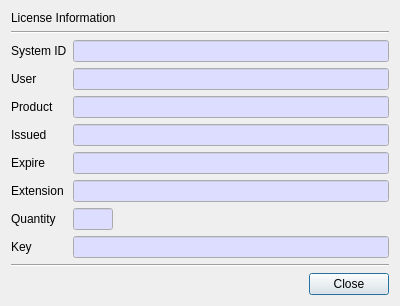
jykim74/CCMan, file CCMan/lcn_info_dlg.ui: the form before one commit.
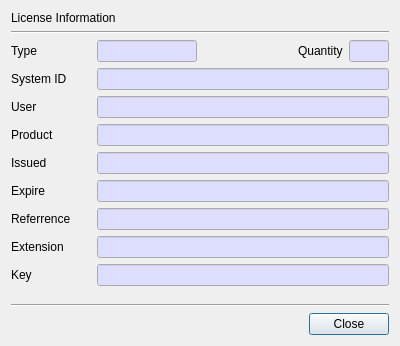
The form after the commit.

```diff
--- a/CCMan/lcn_info_dlg.ui
+++ b/CCMan/lcn_info_dlg.ui
@@ -7,7 +7,7 @@
     <x>0</x>
     <y>0</y>
     <width>400</width>
-    <height>300</height>
+    <height>346</height>
    </rect>
   </property>
   <property name="windowTitle">
@@ -28,77 +28,170 @@
      </property>
     </widget>
    </item>
+   <item>
+    <layout class="QGridLayout" name="gridLayout_3">
+     <property name="topMargin">
+      <number>0</number>
+     </property>
+     <item row="0" column="3">
+      <widget class="QLabel" name="label_9">
+       <property name="text">
+        <string>Quantity</string>
+       </property>
+      </widget>
+     </item>
+     <item row="0" column="1">
+      <widget class="QLineEdit" name="mTypeText">
+       <property name="minimumSize">
+        <size>
+         <width>100</width>
+         <height>0</height>
+        </size>
+       </property>
+       <property name="maximumSize">
+        <size>
+         <width>100</width>
+         <height>16777215</height>
+        </size>
+       </property>
+       <property name="palette">
+        <palette>
+         <active>
+          <colorrole role="Base">
+           <brush brushstyle="SolidPattern">
+            <color alpha="255">
+             <red>221</red>
+             <green>221</green>
+             <blue>255</blue>
+            </color>
+           </brush>
+          </colorrole>
+         </active>
+         <inactive>
+          <colorrole role="Base">
+           <brush brushstyle="SolidPattern">
+            <color alpha="255">
+             <red>221</red>
+             <green>221</green>
+             <blue>255</blue>
+            </color>
+           </brush>
+          </colorrole>
+         </inactive>
+         <disabled>
+          <colorrole role="Base">
+           <brush brushstyle="SolidPattern">
+            <color alpha="255">
+             <red>240</red>
+             <green>240</green>
+             <blue>240</blue>
+            </color>
+           </brush>
+          </colorrole>
+         </disabled>
+        </palette>
+       </property>
+       <property name="readOnly">
+        <bool>true</bool>
+       </property>
+      </widget>
+     </item>
+     <item row="0" column="4">
+      <widget class="QLineEdit" name="mQuantityText">
+       <property name="minimumSize">
+        <size>
+         <width>40</width>
+         <height>0</height>
+        </size>
+       </property>
+       <property name="maximumSize">
+        <size>
+         <width>40</width>
+         <height>16777215</height>
+        </size>
+       </property>
+       <property name="palette">
+        <palette>
+         <active>
+          <colorrole role="Base">
+           <brush brushstyle="SolidPattern">
+            <color alpha="255">
+             <red>221</red>
+             <green>221</green>
+             <blue>255</blue>
+            </color>
+           </brush>
+          </colorrole>
+         </active>
+         <inactive>
+          <colorrole role="Base">
+           <brush brushstyle="SolidPattern">
+            <color alpha="255">
+             <red>221</red>
+             <green>221</green>
+             <blue>255</blue>
+            </color>
+           </brush>
+          </colorrole>
+         </inactive>
+         <disabled>
+          <colorrole role="Base">
+           <brush brushstyle="SolidPattern">
+            <color alpha="255">
+             <red>240</red>
+             <green>240</green>
+             <blue>240</blue>
+            </color>
+           </brush>
+          </colorrole>
+         </disabled>
+        </palette>
+       </property>
+       <property name="readOnly">
+        <bool>true</bool>
+       </property>
+      </widget>
+     </item>
+     <item row="0" column="0">
+      <widget class="QLabel" name="label_11">
+       <property name="minimumSize">
+        <size>
+         <width>80</width>
+         <height>0</height>
+        </size>
+       </property>
+       <property name="maximumSize">
+        <size>
+         <width>80</width>
+         <height>16777215</height>
+        </size>
+       </property>
+       <property name="text">
+        <string>Type</string>
+       </property>
+      </widget>
+     </item>
+     <item row="0" column="2">
+      <spacer name="horizontalSpacer_2">
+       <property name="orientation">
+        <enum>Qt::Horizontal</enum>
+       </property>
+       <property name="sizeHint" stdset="0">
+        <size>
+         <width>40</width>
+         <height>20</height>
+        </size>
+       </property>
+      </spacer>
+     </item>
+    </layout>
+   </item>
    <item>
     <layout class="QGridLayout" name="gridLayout_2">
-     <item row="5" column="0">
-      <widget class="QLabel" name="label_8">
+     <item row="8" column="0">
+      <widget class="QLabel" name="label_7">
        <property name="text">
-        <string>Extension</string>
-       </property>
-      </widget>
-     </item>
-     <item row="2" column="0">
-      <widget class="QLabel" name="label_4">
-       <property name="text">
-        <string>Product</string>
-       </property>
-      </widget>
-     </item>
-     <item row="0" column="0">
-      <widget class="QLabel" name="label_2">
-       <property name="text">
-        <string>System ID</string>
-       </property>
-      </widget>
-     </item>
-     <item row="0" column="1">
-      <widget class="QLineEdit" name="mSIDText">
-       <property name="palette">
-        <palette>
-         <active>
-          <colorrole role="Base">
-           <brush brushstyle="SolidPattern">
-            <color alpha="255">
-             <red>221</red>
-             <green>221</green>
-             <blue>255</blue>
-            </color>
-           </brush>
-          </colorrole>
-         </active>
-         <inactive>
-          <colorrole role="Base">
-           <brush brushstyle="SolidPattern">
-            <color alpha="255">
-             <red>221</red>
-             <green>221</green>
-             <blue>255</blue>
-            </color>
-           </brush>
-          </colorrole>
-         </inactive>
-         <disabled>
-          <colorrole role="Base">
-           <brush brushstyle="SolidPattern">
-            <color alpha="255">
-             <red>240</red>
-             <green>240</green>
-             <blue>240</blue>
-            </color>
-           </brush>
-          </colorrole>
-         </disabled>
-        </palette>
-       </property>
-       <property name="readOnly">
-        <bool>true</bool>
-       </property>
-      </widget>
-     </item>
-     <item row="1" column="0">
-      <widget class="QLabel" name="label_3">
-       <property name="text">
-        <string>User</string>
+        <string>Key</string>
        </property>
       </widget>
      </item>
@@ -109,6 +202,13 @@
        </property>
       </widget>
      </item>
+     <item row="4" column="0">
+      <widget class="QLabel" name="label_6">
+       <property name="text">
+        <string>Expire</string>
+       </property>
+      </widget>
+     </item>
      <item row="2" column="1">
       <widget class="QLineEdit" name="mProductText">
        <property name="palette">
@@ -153,6 +253,145 @@
        </property>
       </widget>
      </item>
+     <item row="0" column="1">
+      <widget class="QLineEdit" name="mSIDText">
+       <property name="palette">
+        <palette>
+         <active>
+          <colorrole role="Base">
+           <brush brushstyle="SolidPattern">
+            <color alpha="255">
+             <red>221</red>
+             <green>221</green>
+             <blue>255</blue>
+            </color>
+           </brush>
+          </colorrole>
+         </active>
+         <inactive>
+          <colorrole role="Base">
+           <brush brushstyle="SolidPattern">
+            <color alpha="255">
+             <red>221</red>
+             <green>221</green>
+             <blue>255</blue>
+            </color>
+           </brush>
+          </colorrole>
+         </inactive>
+         <disabled>
+          <colorrole role="Base">
+           <brush brushstyle="SolidPattern">
+            <color alpha="255">
+             <red>240</red>
+             <green>240</green>
+             <blue>240</blue>
+            </color>
+           </brush>
+          </colorrole>
+         </disabled>
+        </palette>
+       </property>
+       <property name="readOnly">
+        <bool>true</bool>
+       </property>
+      </widget>
+     </item>
+     <item row="8" column="1">
+      <widget class="QLineEdit" name="mKeyText">
+       <property name="palette">
+        <palette>
+         <active>
+          <colorrole role="Base">
+           <brush brushstyle="SolidPattern">
+            <color alpha="255">
+             <red>221</red>
+             <green>221</green>
+             <blue>255</blue>
+            </color>
+           </brush>
+          </colorrole>
+         </active>
+         <inactive>
+          <colorrole role="Base">
+           <brush brushstyle="SolidPattern">
+            <color alpha="255">
+             <red>221</red>
+             <green>221</green>
+             <blue>255</blue>
+            </color>
+           </brush>
+          </colorrole>
+         </inactive>
+         <disabled>
+          <colorrole role="Base">
+           <brush brushstyle="SolidPattern">
+            <color alpha="255">
+             <red>240</red>
+             <green>240</green>
+             <blue>240</blue>
+            </color>
+           </brush>
+          </colorrole>
+         </disabled>
+        </palette>
+       </property>
+       <property name="readOnly">
+        <bool>true</bool>
+       </property>
+      </widget>
+     </item>
+     <item row="6" column="0">
+      <widget class="QLabel" name="label_8">
+       <property name="text">
+        <string>Extension</string>
+       </property>
+      </widget>
+     </item>
+     <item row="6" column="1">
+      <widget class="QLineEdit" name="mExtensionText">
+       <property name="palette">
+        <palette>
+         <active>
+          <colorrole role="Base">
+           <brush brushstyle="SolidPattern">
+            <color alpha="255">
+             <red>221</red>
+             <green>221</green>
+             <blue>255</blue>
+            </color>
+           </brush>
+          </colorrole>
+         </active>
+         <inactive>
+          <colorrole role="Base">
+           <brush brushstyle="SolidPattern">
+            <color alpha="255">
+             <red>221</red>
+             <green>221</green>
+             <blue>255</blue>
+            </color>
+           </brush>
+          </colorrole>
+         </inactive>
+         <disabled>
+          <colorrole role="Base">
+           <brush brushstyle="SolidPattern">
+            <color alpha="255">
+             <red>240</red>
+             <green>240</green>
+             <blue>240</blue>
+            </color>
+           </brush>
+          </colorrole>
+         </disabled>
+        </palette>
+       </property>
+       <property name="readOnly">
+        <bool>true</bool>
+       </property>
+      </widget>
+     </item>
      <item row="4" column="1">
       <widget class="QLineEdit" name="mExpireText">
        <property name="palette">
@@ -197,64 +436,6 @@
        </property>
       </widget>
      </item>
-     <item row="3" column="1">
-      <widget class="QLineEdit" name="mIssuedText">
-       <property name="palette">
-        <palette>
-         <active>
-          <colorrole role="Base">
-           <brush brushstyle="SolidPattern">
-            <color alpha="255">
-             <red>221</red>
-             <green>221</green>
-             <blue>255</blue>
-            </color>
-           </brush>
-          </colorrole>
-         </active>
-         <inactive>
-          <colorrole role="Base">
-           <brush brushstyle="SolidPattern">
-            <color alpha="255">
-             <red>221</red>
-             <green>221</green>
-             <blue>255</blue>
-            </color>
-           </brush>
-          </colorrole>
-         </inactive>
-         <disabled>
-          <colorrole role="Base">
-           <brush brushstyle="SolidPattern">
-            <color alpha="255">
-             <red>240</red>
-             <green>240</green>
-             <blue>240</blue>
-            </color>
-           </brush>
-          </colorrole>
-         </disabled>
-        </palette>
-       </property>
-       <property name="readOnly">
-        <bool>true</bool>
-       </property>
-      </widget>
-     </item>
-     <item row="4" column="0">
-      <widget class="QLabel" name="label_6">
-       <property name="text">
-        <string>Expire</string>
-       </property>
-      </widget>
-     </item>
-     <item row="7" column="0">
-      <widget class="QLabel" name="label_7">
-       <property name="text">
-        <string>Key</string>
-       </property>
-      </widget>
-     </item>
      <item row="1" column="1">
       <widget class="QLineEdit" name="mUserText">
        <property name="palette">
@@ -299,8 +480,34 @@
        </property>
       </widget>
      </item>
-     <item row="7" column="1">
-      <widget class="QLineEdit" name="mKeyText">
+     <item row="0" column="0">
+      <widget class="QLabel" name="label_2">
+       <property name="minimumSize">
+        <size>
+         <width>80</width>
+         <height>0</height>
+        </size>
+       </property>
+       <property name="maximumSize">
+        <size>
+         <width>80</width>
+         <height>16777215</height>
+        </size>
+       </property>
+       <property name="text">
+        <string>System ID</string>
+       </property>
+      </widget>
+     </item>
+     <item row="1" column="0">
+      <widget class="QLabel" name="label_3">
+       <property name="text">
+        <string>User</string>
+       </property>
+      </widget>
+     </item>
+     <item row="3" column="1">
+      <widget class="QLineEdit" name="mIssuedText">
        <property name="palette">
         <palette>
          <active>
@@ -343,71 +550,22 @@
        </property>
       </widget>
      </item>
+     <item row="2" column="0">
+      <widget class="QLabel" name="label_4">
+       <property name="text">
+        <string>Product</string>
+       </property>
+      </widget>
+     </item>
+     <item row="5" column="0">
+      <widget class="QLabel" name="label_10">
+       <property name="text">
+        <string>Referrence</string>
+       </property>
+      </widget>
+     </item>
      <item row="5" column="1">
-      <widget class="QLineEdit" name="mExtensionText">
-       <property name="palette">
-        <palette>
-         <active>
-          <colorrole role="Base">
-           <brush brushstyle="SolidPattern">
-            <color alpha="255">
-             <red>221</red>
-             <green>221</green>
-             <blue>255</blue>
-            </color>
-           </brush>
-          </colorrole>
-         </active>
-         <inactive>
-          <colorrole role="Base">
-           <brush brushstyle="SolidPattern">
-            <color alpha="255">
-             <red>221</red>
-             <green>221</green>
-             <blue>255</blue>
-            </color>
-           </brush>
-          </colorrole>
-         </inactive>
-         <disabled>
-          <colorrole role="Base">
-           <brush brushstyle="SolidPattern">
-            <color alpha="255">
-             <red>240</red>
-             <green>240</green>
-             <blue>240</blue>
-            </color>
-           </brush>
-          </colorrole>
-         </disabled>
-        </palette>
-       </property>
-       <property name="readOnly">
-        <bool>true</bool>
-       </property>
-      </widget>
-     </item>
-     <item row="6" column="0">
-      <widget class="QLabel" name="label_9">
-       <property name="text">
-        <string>Quantity</string>
-       </property>
-      </widget>
-     </item>
-     <item row="6" column="1">
-      <widget class="QLineEdit" name="mQuantityText">
-       <property name="minimumSize">
-        <size>
-         <width>40</width>
-         <height>0</height>
-        </size>
-       </property>
-       <property name="maximumSize">
-        <size>
-         <width>40</width>
-         <height>16777215</height>
-        </size>
-       </property>
+      <widget class="QLineEdit" name="mRefText">
        <property name="palette">
         <palette>
          <active>
```
